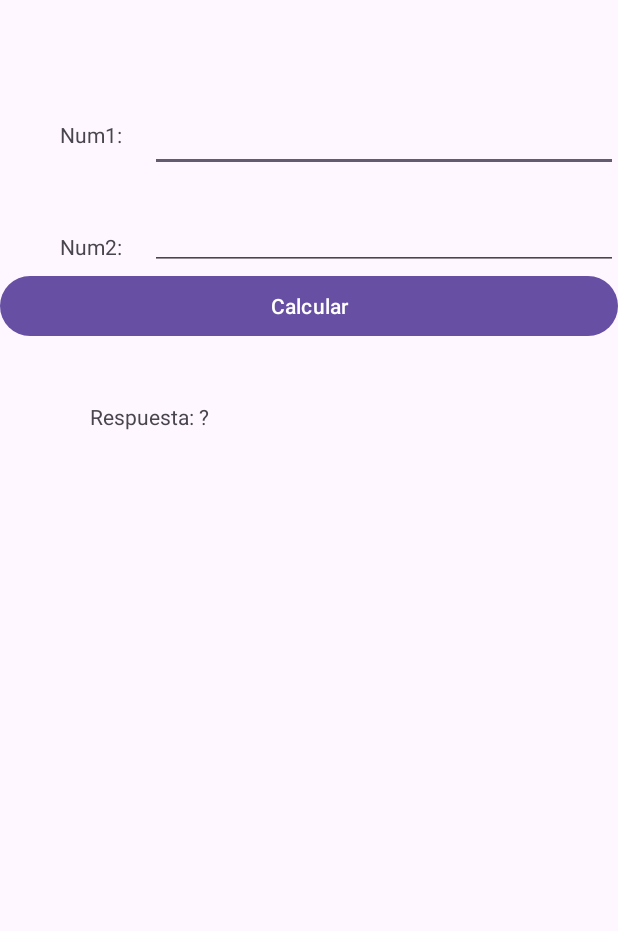
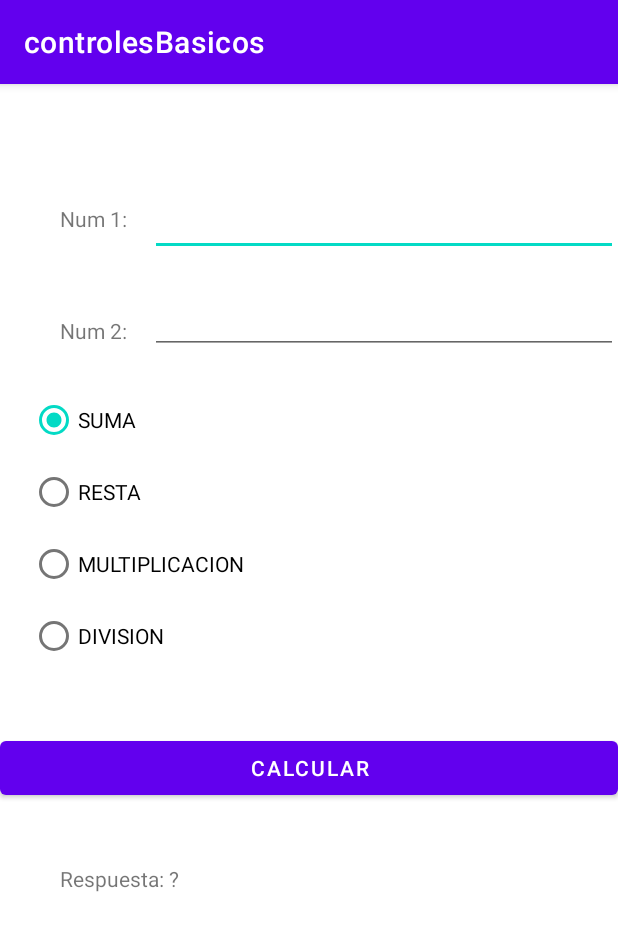
Before and after one commit to josejimenez20/Android_Studio_Ciclo_III, an Android app: the screen it shows after launch (MainActivity), on a phone screen of 412 x 824 dp. Shown: the top 931 px of the screen. Run offline under Robolectric (Android 15) with nearby library versions, the light colour scheme and no system bars.

Commit message:
Creación de calculadora en Android Studio hecho en la practica de hoy 24/01/2024 solo quedo pendiente de agregar lo que el Ingeniero pidio.

```diff
--- a/controlesBasicos/app/src/main/AndroidManifest.xml
+++ b/controlesBasicos/app/src/main/AndroidManifest.xml
@@ -8,7 +8,6 @@
         android:fullBackupContent="@xml/backup_rules"
         android:icon="@mipmap/ic_launcher"
         android:label="@string/app_name"
-        android:roundIcon="@mipmap/ic_launcher_round"
         android:supportsRtl="true"
         android:theme="@style/Theme.ControlesBasicos"
         tools:targetApi="31">
--- a/controlesBasicos/app/src/main/res/layout/activity_main.xml
+++ b/controlesBasicos/app/src/main/res/layout/activity_main.xml
@@ -10,10 +10,9 @@
         android:id="@+id/lblnum1"
         android:layout_width="wrap_content"
         android:layout_height="wrap_content"
-       android:text="Num1:"
+        android:text="Num 1:"
         android:layout_marginTop="80dp"
         android:layout_marginLeft="40dp"/>
-
 
     <EditText
         android:id="@+id/txtnum1"
@@ -32,9 +31,7 @@
         android:layout_below="@+id/txtnum1"
         android:layout_marginLeft="40dp"
         android:layout_marginTop="40dp"
-       android:text="Num2:"
-       tools:layout_editor_absoluteX="37dp"
-       tools:layout_editor_absoluteY="152dp" />
+        android:text="Num 2:" />
 
     <EditText
         android:id="@+id/txtnum2"
@@ -42,23 +39,54 @@
         android:layout_height="wrap_content"
         android:layout_below="@+id/txtnum1"
         android:layout_marginLeft="100dp"
-       android:layout_marginTop="20dp" />
-
+        android:layout_marginTop="20dp"/>
 
     <Button
         android:id="@+id/btnCalcular"
         android:layout_width="match_parent"
         android:layout_height="wrap_content"
-       android:layout_below="@+id/txtnum2"
-      android:text="Calcular" />
-
+        android:layout_below="@+id/optCalculadora"
+        android:layout_marginTop="40dp"
+        android:text="Calcular"/>
 
     <TextView
-       android:id="@+id/lblRespuesta"
+        android:id="@+id/lblrespuesta"
         android:layout_width="wrap_content"
         android:layout_height="wrap_content"
         android:layout_below="@+id/btnCalcular"
-       android:layout_marginLeft="60dp"
         android:layout_marginTop="40dp"
+        android:layout_marginLeft="40dp"
         android:text="Respuesta: ?" />
+
+    <RadioGroup
+        android:id="@+id/optCalculadora"
+        android:layout_width="wrap_content"
+        android:layout_height="wrap_content"
+        android:layout_below="@+id/txtnum2"
+        android:layout_marginTop="20dp"
+        android:layout_marginLeft="20dp">
+        <RadioButton
+            android:id="@+id/optSuma"
+            android:text="SUMA"
+            android:checked="true"
+            android:layout_width="match_parent"
+            android:layout_height="wrap_content"/>
+        <RadioButton
+            android:id="@+id/optResta"
+            android:text="RESTA"
+            android:layout_width="match_parent"
+            android:layout_height="wrap_content"/>
+        <RadioButton
+            android:id="@+id/optMultiplicacion"
+            android:text="MULTIPLICACION"
+            android:layout_width="match_parent"
+            android:layout_height="wrap_content"/>
+        <RadioButton
+            android:id="@+id/optDivision"
+            android:text="DIVISION"
+            android:layout_width="match_parent"
+            android:layout_height="wrap_content"/>
+    </RadioGroup>
+
+
 </RelativeLayout>
--- a/controlesBasicos/app/src/main/res/mipmap-anydpi-v26/ic_launcher.xml
+++ b/controlesBasicos/app/src/main/res/mipmap-anydpi-v26/ic_launcher.xml
@@ -2,5 +2,4 @@
 <adaptive-icon xmlns:android="http://schemas.android.com/apk/res/android">
     <background android:drawable="@drawable/ic_launcher_background" />
     <foreground android:drawable="@drawable/ic_launcher_foreground" />
-    <monochrome android:drawable="@drawable/ic_launcher_foreground" />
 </adaptive-icon>
--- a/controlesBasicos/app/src/main/res/mipmap-anydpi-v26/ic_launcher_round.xml
+++ b/controlesBasicos/app/src/main/res/mipmap-anydpi-v26/ic_launcher_round.xml
@@ -2,5 +2,4 @@
 <adaptive-icon xmlns:android="http://schemas.android.com/apk/res/android">
     <background android:drawable="@drawable/ic_launcher_background" />
     <foreground android:drawable="@drawable/ic_launcher_foreground" />
-    <monochrome android:drawable="@drawable/ic_launcher_foreground" />
 </adaptive-icon>
--- a/controlesBasicos/app/src/main/res/values-night/themes.xml
+++ b/controlesBasicos/app/src/main/res/values-night/themes.xml
@@ -1,7 +1,16 @@
 <resources xmlns:tools="http://schemas.android.com/tools">
     <!-- Base application theme. -->
-    <style name="Base.Theme.ControlesBasicos" parent="Theme.Material3.DayNight.NoActionBar">
-        <!-- Customize your dark theme here. -->
-        <!-- <item name="colorPrimary">@color/my_dark_primary</item> -->
+    <style name="Theme.ControlesBasicos" parent="Theme.MaterialComponents.DayNight.DarkActionBar">
+        <!-- Primary brand color. -->
+        <item name="colorPrimary">@color/purple_200</item>
+        <item name="colorPrimaryVariant">@color/purple_700</item>
+        <item name="colorOnPrimary">@color/black</item>
+        <!-- Secondary brand color. -->
+        <item name="colorSecondary">@color/teal_200</item>
+        <item name="colorSecondaryVariant">@color/teal_200</item>
+        <item name="colorOnSecondary">@color/black</item>
+        <!-- Status bar color. -->
+        <item name="android:statusBarColor">?attr/colorPrimaryVariant</item>
+        <!-- Customize your theme here. -->
     </style>
 </resources>
--- a/controlesBasicos/app/src/main/res/values/colors.xml
+++ b/controlesBasicos/app/src/main/res/values/colors.xml
@@ -1,5 +1,10 @@
 <?xml version="1.0" encoding="utf-8"?>
 <resources>
+    <color name="purple_200">#FFBB86FC</color>
+    <color name="purple_500">#FF6200EE</color>
+    <color name="purple_700">#FF3700B3</color>
+    <color name="teal_200">#FF03DAC5</color>
+    <color name="teal_700">#FF018786</color>
     <color name="black">#FF000000</color>
     <color name="white">#FFFFFFFF</color>
 </resources>
--- a/controlesBasicos/app/src/main/res/values/themes.xml
+++ b/controlesBasicos/app/src/main/res/values/themes.xml
@@ -1,9 +1,16 @@
 <resources xmlns:tools="http://schemas.android.com/tools">
     <!-- Base application theme. -->
-    <style name="Base.Theme.ControlesBasicos" parent="Theme.Material3.DayNight.NoActionBar">
-        <!-- Customize your light theme here. -->
-        <!-- <item name="colorPrimary">@color/my_light_primary</item> -->
+    <style name="Theme.ControlesBasicos" parent="Theme.MaterialComponents.DayNight.DarkActionBar">
+        <!-- Primary brand color. -->
+        <item name="colorPrimary">@color/purple_500</item>
+        <item name="colorPrimaryVariant">@color/purple_700</item>
+        <item name="colorOnPrimary">@color/white</item>
+        <!-- Secondary brand color. -->
+        <item name="colorSecondary">@color/teal_200</item>
+        <item name="colorSecondaryVariant">@color/teal_700</item>
+        <item name="colorOnSecondary">@color/black</item>
+        <!-- Status bar color. -->
+        <item name="android:statusBarColor">?attr/colorPrimaryVariant</item>
+        <!-- Customize your theme here. -->
     </style>
-
-    <style name="Theme.ControlesBasicos" parent="Base.Theme.ControlesBasicos" />
 </resources>
```
Also changed, not shown: controlesBasicos/app/src/main/java/com/ugb/controlesbasicos/MainActivity.java (+46 -1 lines), controlesBasicos/gradle/wrapper/gradle-wrapper.properties. Lines whose indentation alone changed are shown as unchanged.
